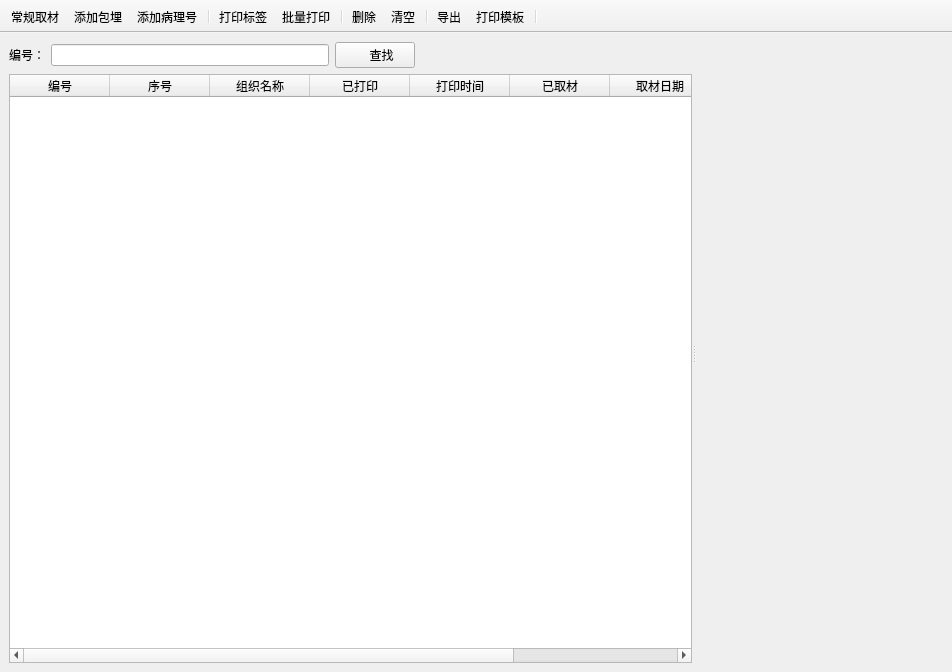
First picture: the form in tabmaterial/tabmaterial.ui, repository YYC572652645/PatholoSystem, before the edit.
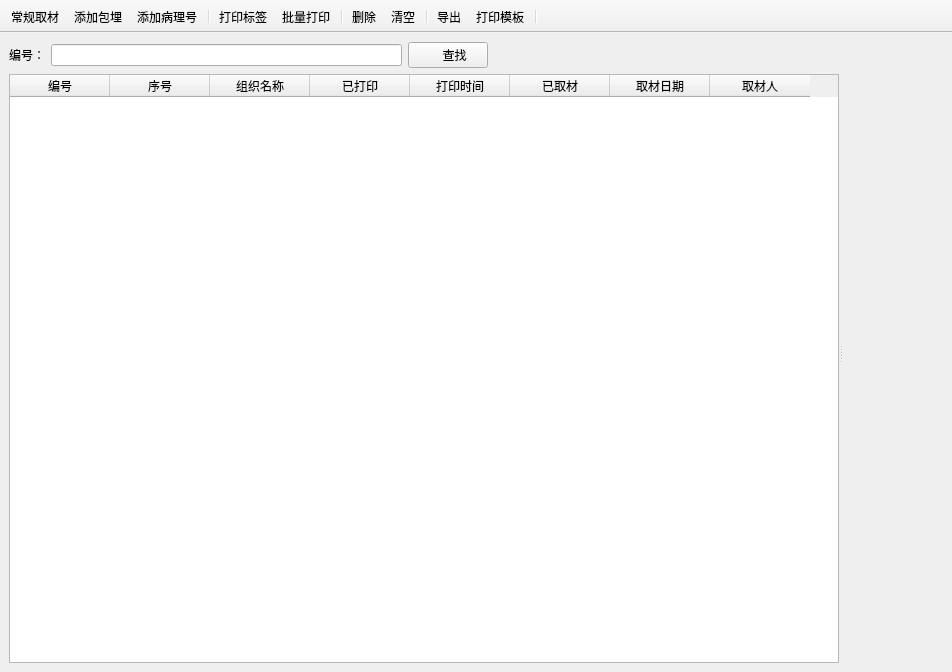
Second picture: the form after the edit. Icons and pictures are not drawn.

What changed in the file:
```diff
--- a/tabmaterial/tabmaterial.ui
+++ b/tabmaterial/tabmaterial.ui
@@ -27,6 +27,12 @@
        <enum>Qt::Horizontal</enum>
       </property>
       <widget class="QWidget" name="widgetTable" native="true">
+       <property name="sizePolicy">
+        <sizepolicy hsizetype="Preferred" vsizetype="Preferred">
+         <horstretch>2</horstretch>
+         <verstretch>0</verstretch>
+        </sizepolicy>
+       </property>
        <layout class="QVBoxLayout" name="verticalLayout_3">
         <item>
          <layout class="QVBoxLayout" name="verticalLayout_2">
```
Left out of the diff: 2 changed lines with no effect on the pictures.
